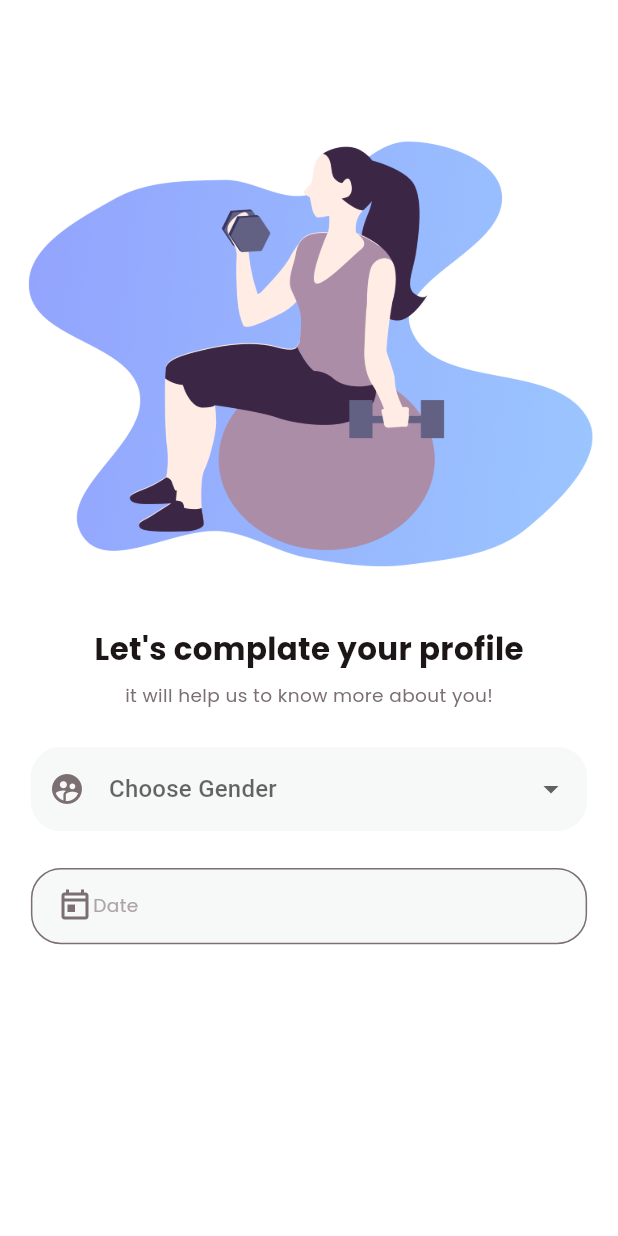
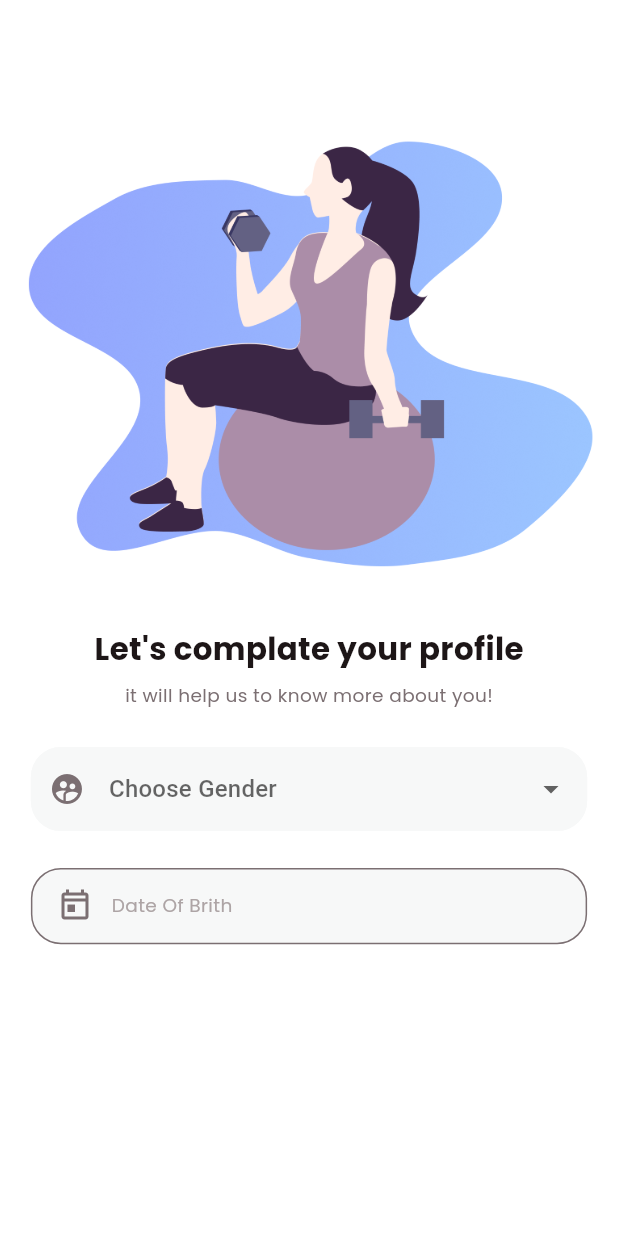
Before and after one commit to mmkocak/fitnesx_flutter, a Flutter app: the screen it shows after launch, on a phone screen of 412 x 824 dp. Run offline on Flutter 3.47's test engine with Material 3 defaults, Android fonts, the phone set to English and light mode, and no system bars; our stand-ins replace firebase_auth, firebase_core, flutter_bloc, google_sign_in; missing offline and left inert: flutter_facebook_auth; accounts and stored records are empty.

Commit message:
date time widgetinda hata düzeltmesi

```diff
--- a/lib/feature/screen/register/profile_completion_page.dart
+++ b/lib/feature/screen/register/profile_completion_page.dart
@@ -140,16 +140,21 @@ class ProfileCompletionPage extends StatelessWidget {
                           child: Row(
                             mainAxisAlignment: MainAxisAlignment.start,
                             children: [
-                               Icon(
+                               const Icon(
                                 Icons.today_outlined,
                                 color: AppColors.gray_1,
                                                              ),
-                                Text(
-                                "Date Of Brith ${selectedDate.toLocal()}".split(' ')[0],
+                                                             SizedBox(width: screenWidth * 0.03,),
+                                Expanded(
+                                  child: Text(
+                                    selectedDate == DateTime.now()?
+                                  "Date Of Brith":
+                                  "${selectedDate.toLocal()}".split(' ')[0],
                                   style: TextStyle(
                                     color: AppColors.gray_2,
                                     fontFamily: "Poppins",
                                     fontSize: screenWidth * 0.03,
+                                  ),
                                                                 ),
                                 ),
 
```
Lines whose indentation alone changed are shown as unchanged.
